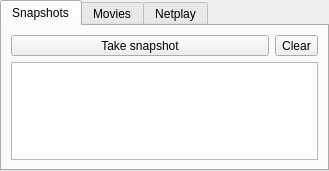
qmc2/qmc2-mame-fe, file embedderopt.ui: the form before one commit.
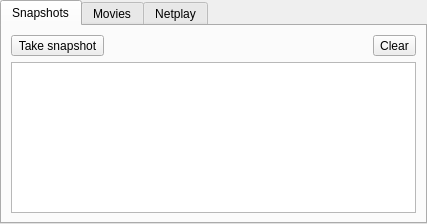
The form after the commit. Icons and pictures are not drawn.

Commit message: imp: embedder options: finalized layout for snapshot tool

Patch:
```diff
--- a/embedderopt.ui
+++ b/embedderopt.ui
@@ -6,8 +6,8 @@
    <rect>
     <x>0</x>
     <y>0</y>
-    <width>329</width>
-    <height>171</height>
+    <width>427</width>
+    <height>224</height>
    </rect>
   </property>
   <property name="windowTitle">
@@ -33,12 +33,6 @@
       <layout class="QGridLayout" name="gridLayout_2">
        <item row="0" column="0">
         <widget class="QToolButton" name="toolButtonTakeSnapshot">
-         <property name="sizePolicy">
-          <sizepolicy hsizetype="Expanding" vsizetype="Fixed">
-           <horstretch>0</horstretch>
-           <verstretch>0</verstretch>
-          </sizepolicy>
-         </property>
          <property name="toolTip">
           <string>Take a snapshot of the current window content -- hold to take snapshots repeatedly (every 100ms)</string>
          </property>
@@ -60,24 +54,7 @@
          </property>
         </widget>
        </item>
-       <item row="0" column="1">
-        <widget class="QToolButton" name="toolButton">
-         <property name="toolTip">
-          <string>Clear snapshots</string>
-         </property>
-         <property name="text">
-          <string>Clear</string>
-         </property>
-         <property name="icon">
-          <iconset resource="qmc2.qrc">
-           <normaloff>:/data/img/stop.png</normaloff>:/data/img/stop.png</iconset>
-         </property>
-         <property name="toolButtonStyle">
-          <enum>Qt::ToolButtonTextBesideIcon</enum>
-         </property>
-        </widget>
-       </item>
-       <item row="1" column="0" colspan="2">
+       <item row="1" column="0" colspan="4">
         <widget class="QListWidget" name="listWidgetSnapshots">
          <property name="mouseTracking">
           <bool>true</bool>
@@ -99,6 +76,36 @@
          </property>
         </widget>
        </item>
+       <item row="0" column="1" colspan="2">
+        <spacer name="horizontalSpacer">
+         <property name="orientation">
+          <enum>Qt::Horizontal</enum>
+         </property>
+         <property name="sizeHint" stdset="0">
+          <size>
+           <width>40</width>
+           <height>20</height>
+          </size>
+         </property>
+        </spacer>
+       </item>
+       <item row="0" column="3">
+        <widget class="QToolButton" name="toolButton">
+         <property name="toolTip">
+          <string>Clear snapshots</string>
+         </property>
+         <property name="text">
+          <string>Clear</string>
+         </property>
+         <property name="icon">
+          <iconset resource="qmc2.qrc">
+           <normaloff>:/data/img/stop.png</normaloff>:/data/img/stop.png</iconset>
+         </property>
+         <property name="toolButtonStyle">
+          <enum>Qt::ToolButtonTextBesideIcon</enum>
+         </property>
+        </widget>
+       </item>
       </layout>
      </widget>
      <widget class="QWidget" name="tabMovies">
```
The commit also changes 7 other files.
